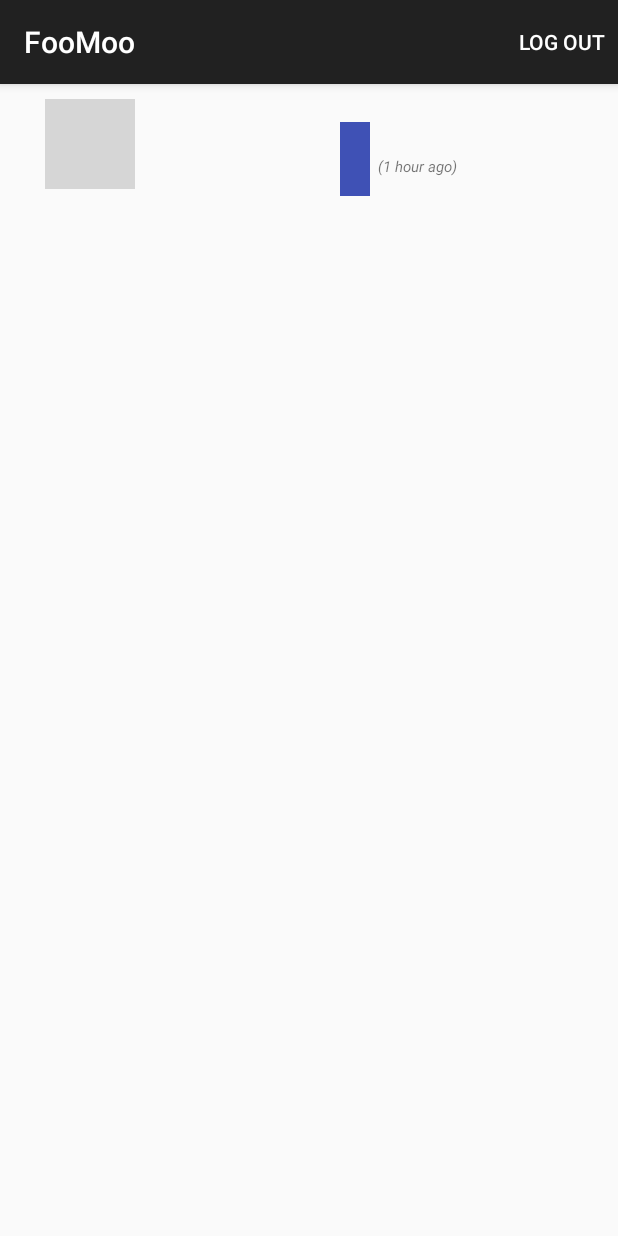
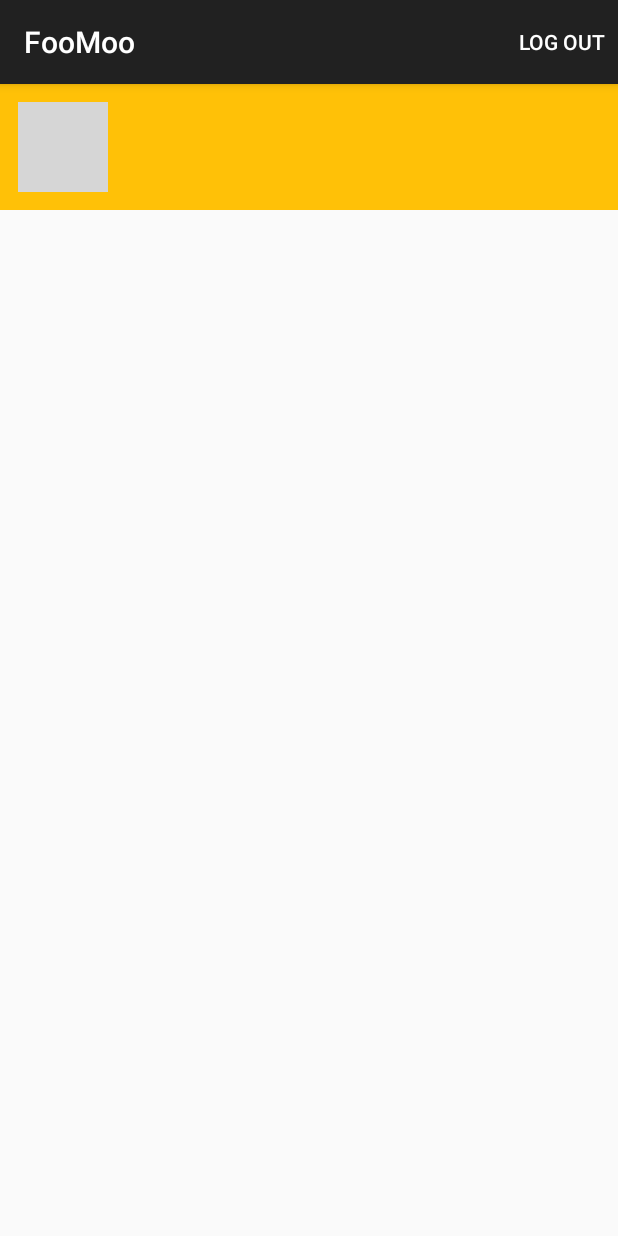
Before and after one commit to wilbertthelam/FooMoo, an Android app: the fragment MainFeedActivityFragment shown on its own in the app's theme, on a phone screen of 412 x 824 dp. Run offline under Robolectric (Android 15) with nearby library versions, the phone set to English and light mode, and no system bars; libraries missing offline, so code that uses them is left out: com.facebook, com.facebook.login; plain views replace ProfilePictureView; 13 statements that could not run were skipped; grey boxes are pictures that could not be loaded.

Commit message:
some ui tweeks to experiment

```diff
--- a/Cravings/app/src/main/java/com/cravingscravings/cravings/MainFeedActivity.java
+++ b/Cravings/app/src/main/java/com/cravingscravings/cravings/MainFeedActivity.java
@@ -99,6 +99,7 @@ public class MainFeedActivity extends AppCompatActivity {
 
     // Create new user in database
     private void createNewUser() {
+        // Create JSON to POST
         JSONObject j = new JSONObject();
         try {
             j.put("user_id", currentUserId); // Set current user_id
@@ -134,6 +135,8 @@ public class MainFeedActivity extends AppCompatActivity {
             // Also includes log info
             protected void onPostExecute(String result) {
                 Log.d("POST-Executing", result.toString());
+                // If post success, go to main feed
+                // Else logout
                 if (result.equals("success")) {
                     ViewPager pager = (ViewPager) findViewById(R.id.viewPager);
                     Log.d("NEW USER STATUS", "SUCCESSFUL");
--- a/Cravings/app/src/main/java/com/cravingscravings/cravings/MainFeedActivityFragment.java
+++ b/Cravings/app/src/main/java/com/cravingscravings/cravings/MainFeedActivityFragment.java
@@ -2,6 +2,8 @@ package com.cravingscravings.cravings;
 
 import android.content.Context;
 import android.content.Intent;
+import android.graphics.Color;
+import android.graphics.Shader;
 import android.net.ConnectivityManager;
 import android.net.NetworkInfo;
 import android.os.AsyncTask;
@@ -14,6 +16,7 @@ import android.view.MenuInflater;
 import android.view.MenuItem;
 import android.view.View;
 import android.view.ViewGroup;
+import android.widget.ImageView;
 import android.widget.ListView;
 import android.widget.TextView;
 
@@ -54,8 +57,9 @@ public class MainFeedActivityFragment extends Fragment {
     public View onCreateView(LayoutInflater inflater, ViewGroup container, Bundle savedInstanceState) {
         View v = inflater.inflate(R.layout.fragment_main_feed, container, false);
         setHasOptionsMenu(true);
-        ((TextView) v.findViewById(R.id.main_username)).setText(profile.getName()); // Display profile name
+        //((TextView) v.findViewById(R.id.main_username)).setText(profile.getName()); // Display profile name
         ((ProfilePictureView) v.findViewById((R.id.main_userpicture))).setProfileId(profile.getId()); // Display profile pic
+
         displayUserCraving(); // Display user craving
         displayFeed(); // Display friend feed
         return v;
--- a/Cravings/app/src/main/res/layout/fragment_main_feed.xml
+++ b/Cravings/app/src/main/res/layout/fragment_main_feed.xml
@@ -7,25 +7,27 @@
 
     <LinearLayout
         android:layout_width="match_parent"
-        android:layout_height="100dp"
-        android:orientation="horizontal">
+        android:layout_height="wrap_content"
+        android:orientation="horizontal"
+        android:background="#FFC107">
         <LinearLayout
-            android:layout_width="100dp"
-            android:layout_height="match_parent"
-            android:layout_marginLeft="10dp"
-            android:layout_marginTop="10dp"
-            android:layout_marginRight="10dp"
+            android:layout_width="wrap_content"
+            android:layout_height="wrap_content"
+            android:layout_marginLeft="12dp"
+            android:layout_marginTop="12dp"
+            android:layout_marginRight="12dp"
+            android:layout_marginBottom="12dp"
             android:orientation="vertical" >
             <com.facebook.login.widget.ProfilePictureView
                 android:layout_width="60dp"
                 android:layout_height="60dp"
-                android:layout_marginLeft="20dp"
                 android:id="@+id/main_userpicture" />
-            <TextView
-                android:layout_width="fill_parent"
-                android:layout_height="fill_parent"
-                android:gravity="center"
-                android:id="@+id/main_username" />
+            <!--<TextView-->
+                <!--android:layout_width="fill_parent"-->
+                <!--android:layout_height="fill_parent"-->
+                <!--android:gravity="center"-->
+                <!--android:id="@+id/main_username"-->
+                <!--android:textColor="#FFFFFF"/>-->
         </LinearLayout>
         <RelativeLayout
             android:layout_width="fill_parent"
@@ -37,14 +39,15 @@
                 android:layout_marginRight="5dp"
                 android:textSize="22dp"
                 android:text="@string/craving"
-                android:textColor="#E8EAF6"
-                android:background="#3F51B5"
-                android:padding="10dp"
-                android:paddingRight="16dp"
-                android:paddingLeft="16dp"
+                android:textColor="#FFFFFF"
+
+                android:padding="12dp"
+                android:paddingRight="12dp"
+                android:paddingLeft="12dp"
                 android:clickable="true"
                 android:onClick="searchCraving"
-                android:id="@+id/main_usercraving" />
+                android:id="@+id/main_usercraving"
+                />
             <TextView
                 android:layout_width="wrap_content"
                 android:layout_height="wrap_content"
@@ -52,7 +55,8 @@
                 android:layout_alignBaseline="@id/main_usercraving"
                 android:textStyle="italic"
                 android:textSize="10dp"
-                android:text="(1 hour ago)"
+                android:text=""
+                android:textColor="#FFFFFF"
                 android:id="@+id/main_usercraving_time" />
         </RelativeLayout>
 
@@ -63,5 +67,5 @@
         android:layout_width="match_parent"
         android:layout_height="fill_parent"
         android:id="@+id/main_peopleprofile_list"
-        android:scrollbars="none"></ListView>
+        android:scrollbars="vertical"></ListView>
 </LinearLayout>
```
